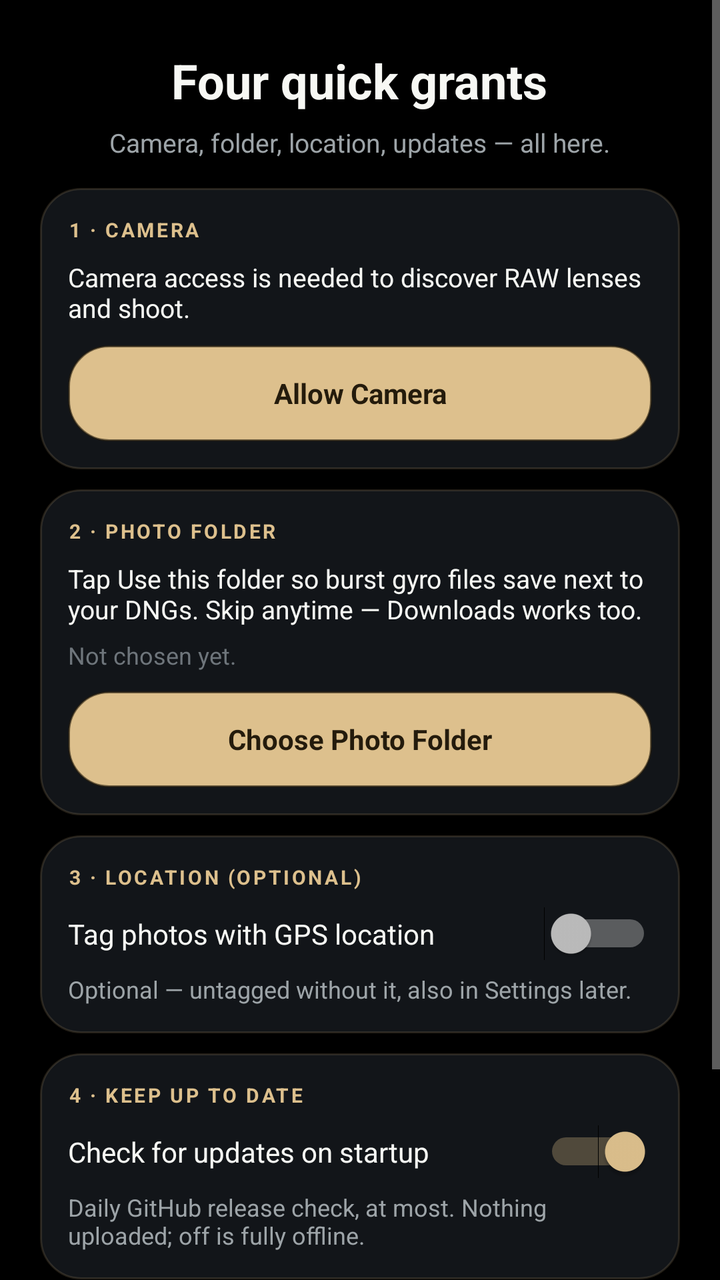
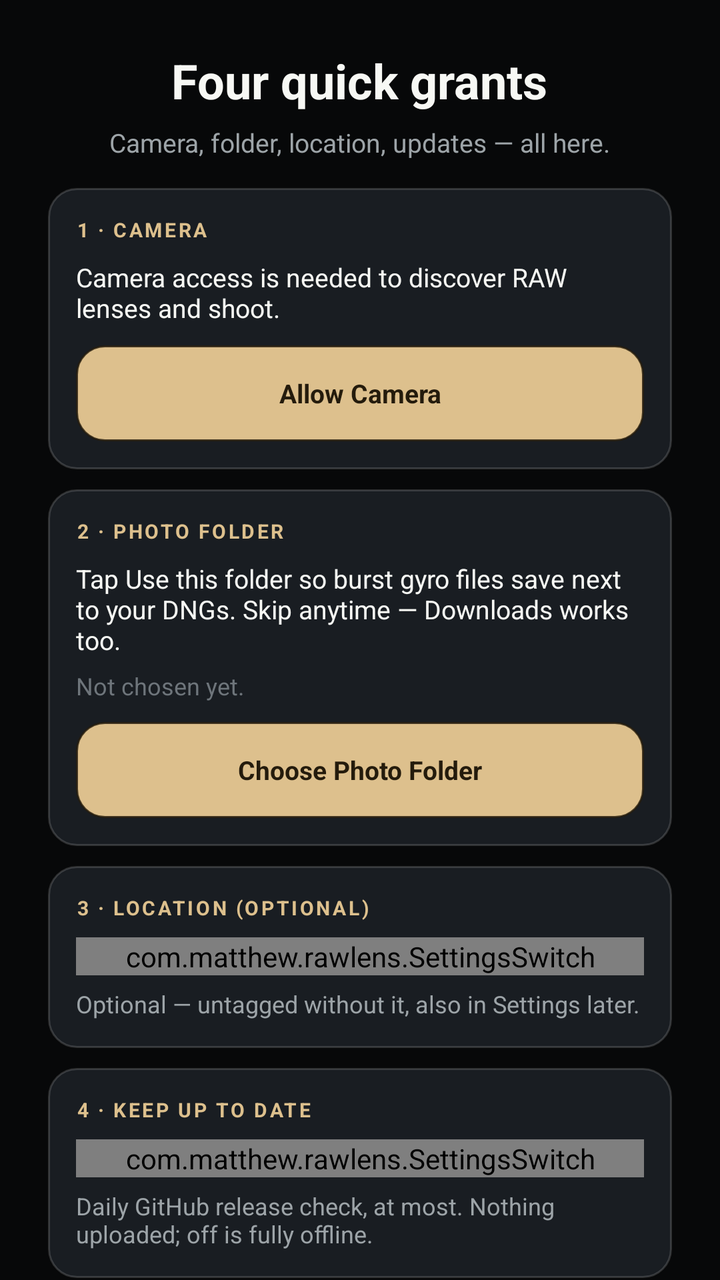

Compare the two renders of this Android layout. The source of the first and the diff that turns it into the second are given below.
<!-- AndroidManifest.xml: application theme Theme.RawLens -->
<!-- res/layout/activity_welcome_permissions.xml -->
<?xml version="1.0" encoding="utf-8"?>
<ScrollView xmlns:android="http://schemas.android.com/apk/res/android"
    android:layout_width="match_parent"
    android:layout_height="match_parent"
    android:background="@android:color/black"
    android:fillViewport="true">

    <LinearLayout
        android:layout_width="match_parent"
        android:layout_height="wrap_content"
        android:gravity="center"
        android:orientation="vertical"
        android:paddingStart="20dp"
        android:paddingEnd="20dp"
        android:paddingTop="24dp"
        android:paddingBottom="24dp">

        <TextView
            android:layout_width="wrap_content"
            android:layout_height="wrap_content"
            android:text="Four quick grants"
            android:textColor="@color/text_primary"
            android:textSize="24sp"
            android:textStyle="bold" />

        <TextView
            android:layout_width="wrap_content"
            android:layout_height="wrap_content"
            android:layout_marginTop="6dp"
            android:gravity="center"
            android:text="Camera, folder, location, updates — all here."
            android:textColor="@color/text_secondary"
            android:textSize="13sp" />

        
        <LinearLayout
            android:layout_width="match_parent"
            android:layout_height="wrap_content"
            android:layout_marginTop="14dp"
            android:background="@drawable/welcome_card"
            android:orientation="vertical"
            android:padding="14dp">

            <TextView
                android:layout_width="wrap_content"
                android:layout_height="wrap_content"
                android:letterSpacing="0.12"
                android:text="1 · CAMERA"
                android:textColor="@color/accent"
                android:textSize="10sp"
                android:textStyle="bold" />

            <TextView
                android:id="@+id/permCameraStatus"
                android:layout_width="match_parent"
                android:layout_height="wrap_content"
                android:layout_marginTop="8dp"
                android:text="Camera access is needed to discover RAW lenses and shoot."
                android:textColor="@color/text_primary"
                android:textSize="13sp" />

            <Button
                android:id="@+id/permCameraButton"
                android:layout_width="match_parent"
                android:layout_height="48dp"
                android:layout_marginTop="10dp"
                android:background="@drawable/welcome_cta"
                android:text="Allow Camera"
                android:textAllCaps="false"
                android:textColor="@color/accent_dark"
                android:textSize="14sp"
                android:textStyle="bold"
                android:minHeight="48dp" />
        </LinearLayout>

        
        <LinearLayout
            android:layout_width="match_parent"
            android:layout_height="wrap_content"
            android:layout_marginTop="10dp"
            android:background="@drawable/welcome_card"
            android:orientation="vertical"
            android:padding="14dp">

            <TextView
                android:layout_width="wrap_content"
                android:layout_height="wrap_content"
                android:letterSpacing="0.12"
                android:text="2 · PHOTO FOLDER"
                android:textColor="@color/accent"
                android:textSize="10sp"
                android:textStyle="bold" />

            <TextView
                android:layout_width="match_parent"
                android:layout_height="wrap_content"
                android:layout_marginTop="8dp"
                android:text="Tap Use this folder so burst gyro files save next to your DNGs. Skip anytime — Downloads works too."
                android:textColor="@color/text_primary"
                android:textSize="13sp" />

            <TextView
                android:id="@+id/permFolderStatus"
                android:layout_width="match_parent"
                android:layout_height="wrap_content"
                android:layout_marginTop="6dp"
                android:text="Not chosen yet."
                android:textColor="@color/text_muted"
                android:textSize="12sp" />

            <Button
                android:id="@+id/permFolderButton"
                android:layout_width="match_parent"
                android:layout_height="48dp"
                android:layout_marginTop="10dp"
                android:background="@drawable/welcome_cta"
                android:text="Choose Photo Folder"
                android:textAllCaps="false"
                android:textColor="@color/accent_dark"
                android:textSize="14sp"
                android:textStyle="bold"
                android:minHeight="48dp" />
        </LinearLayout>

        
        <LinearLayout
            android:layout_width="match_parent"
            android:layout_height="wrap_content"
            android:layout_marginTop="10dp"
            android:background="@drawable/welcome_card"
            android:orientation="vertical"
            android:padding="14dp">

            <TextView
                android:layout_width="wrap_content"
                android:layout_height="wrap_content"
                android:letterSpacing="0.12"
                android:text="3 · LOCATION (OPTIONAL)"
                android:textColor="@color/accent"
                android:textSize="10sp"
                android:textStyle="bold" />

            <Switch
                android:id="@+id/locationSwitch"
                android:layout_width="match_parent"
                android:layout_height="wrap_content"
                android:layout_marginTop="8dp"
                android:checked="false"
                android:text="Tag photos with GPS location"
                android:textColor="@color/text_primary"
                android:textSize="14sp" />

            <TextView
                android:layout_width="match_parent"
                android:layout_height="wrap_content"
                android:layout_marginTop="6dp"
                android:text="Optional — untagged without it, also in Settings later."
                android:textColor="@color/text_secondary"
                android:textSize="12sp" />
        </LinearLayout>

        
        <LinearLayout
            android:id="@+id/updateSection"
            android:layout_width="match_parent"
            android:layout_height="wrap_content"
            android:layout_marginTop="10dp"
            android:background="@drawable/welcome_card"
            android:orientation="vertical"
            android:padding="14dp">

            <TextView
                android:layout_width="wrap_content"
                android:layout_height="wrap_content"
                android:letterSpacing="0.12"
                android:text="4 · KEEP UP TO DATE"
                android:textColor="@color/accent"
                android:textSize="10sp"
                android:textStyle="bold" />

            <Switch
                android:id="@+id/updateSwitch"
                android:layout_width="match_parent"
                android:layout_height="wrap_content"
                android:layout_marginTop="8dp"
                android:checked="true"
                android:text="Check for updates on startup"
                android:textColor="@color/text_primary"
                android:textSize="14sp" />

            <TextView
                android:layout_width="match_parent"
                android:layout_height="wrap_content"
                android:layout_marginTop="6dp"
                android:text="Daily GitHub release check, at most. Nothing uploaded; off is fully offline."
                android:textColor="@color/text_secondary"
                android:textSize="12sp" />
        </LinearLayout>

        <Button
            android:id="@+id/permContinueButton"
            android:layout_width="match_parent"
            android:layout_height="52dp"
            android:layout_marginTop="12dp"
            android:background="@drawable/welcome_cta"
            android:text="Find My Lenses  →"
            android:textAllCaps="false"
            android:textColor="@color/accent_dark"
            android:textSize="16sp"
            android:textStyle="bold"
            android:minHeight="52dp" />

        <TextView
            android:id="@+id/permStatus"
            android:layout_width="260dp"
            android:layout_height="wrap_content"
            android:layout_marginTop="8dp"
            android:gravity="center"
            android:text="Next: lens discovery, then shoot. Photos stay in DCIM/RawLens."
            android:textColor="@color/text_muted"
            android:textSize="12sp" />
    </LinearLayout>
</ScrollView>
<!-- resources referenced by this layout -->
<resources>
  <color name="accent">#DDC08D</color>
  <color name="accent_dark">#241B0C</color>
  <color name="text_muted">#6E757B</color>
  <color name="text_primary">#F7F8F4</color>
  <color name="text_secondary">#9DA4A8</color>
  <!-- drawable welcome_card (drawable) -->
  <shape xmlns:android="http://schemas.android.com/apk/res/android" android:shape="rectangle">
      <solid android:color="#F214171B" />
      <stroke android:width="1dp" android:color="#28DDC08D" />
      <corners android:radius="20dp" />
  </shape>
  <!-- drawable welcome_cta (drawable) -->
  <shape xmlns:android="http://schemas.android.com/apk/res/android" android:shape="rectangle">
      <solid android:color="@color/accent" />
      <stroke android:width="1dp" android:color="#99241B0C" />
      <corners android:radius="20dp" />
  </shape>
  <color name="surface">#070809</color>
  <style name="ThemeOverlay.RawLens.Dialog" parent="android:style/Theme.Material.Dialog.Alert">
          <item name="android:windowBackground">@drawable/quick_panel</item>
          <item name="android:colorAccent">@color/accent</item>
          <item name="android:textColorPrimary">@color/text_primary</item>
          <item name="android:textColorSecondary">@color/text_secondary</item>
          <item name="android:buttonStyle">@style/Widget.RawLens.DialogButton</item>
      </style>
  <!-- drawable quick_panel (drawable) -->
  <shape xmlns:android="http://schemas.android.com/apk/res/android" android:shape="rectangle">
      <solid android:color="#F514171B" />
      <stroke android:width="1dp" android:color="#30FFFFFF" />
      <corners android:radius="20dp" />
      <padding android:left="12dp" android:top="12dp" android:right="12dp" android:bottom="12dp" />
  </shape>
  <style name="Widget.RawLens.DialogButton" parent="@android:style/Widget.Material.Button">
          <item name="android:background">@drawable/control_chip</item>
          <item name="android:textColor">@color/text_primary</item>
          <item name="android:textSize">13sp</item>
          <item name="android:minHeight">48dp</item>
          <item name="android:minWidth">96dp</item>
          <item name="android:paddingStart">20dp</item>
          <item name="android:paddingEnd">20dp</item>
      </style>
  <!-- unchanged entries left out for length: 2 -->
</resources>

<!-- the commit's change to res/layout/activity_welcome_permissions.xml (unified diff, before → after) -->
@@ -2,16 +2,18 @@
 <ScrollView xmlns:android="http://schemas.android.com/apk/res/android"
     android:layout_width="match_parent"
     android:layout_height="match_parent"
-    android:background="@android:color/black"
-    android:fillViewport="true">
+    android:background="@color/surface"
+    android:fillViewport="true"
+    android:scrollbars="none"
+    android:scrollIndicators="none">
 
     <LinearLayout
         android:layout_width="match_parent"
         android:layout_height="wrap_content"
         android:gravity="center"
         android:orientation="vertical"
-        android:paddingStart="20dp"
-        android:paddingEnd="20dp"
+        android:paddingStart="24dp"
+        android:paddingEnd="24dp"
         android:paddingTop="24dp"
         android:paddingBottom="24dp">
 
@@ -59,16 +61,16 @@
                 android:textColor="@color/text_primary"
                 android:textSize="13sp" />
 
-            <Button
+            <Button style="@style/Widget.RawLens.WelcomeAction"
                 android:id="@+id/permCameraButton"
                 android:layout_width="match_parent"
                 android:layout_height="48dp"
                 android:layout_marginTop="10dp"
-                android:background="@drawable/welcome_cta"
+                android:background="@drawable/quick_control_active"
                 android:text="Allow Camera"
                 android:textAllCaps="false"
                 android:textColor="@color/accent_dark"
-                android:textSize="14sp"
+                android:textSize="13sp"
                 android:textStyle="bold"
                 android:minHeight="48dp" />
         </LinearLayout>
@@ -108,16 +110,16 @@
                 android:textColor="@color/text_muted"
                 android:textSize="12sp" />
 
-            <Button
+            <Button style="@style/Widget.RawLens.WelcomeAction"
                 android:id="@+id/permFolderButton"
                 android:layout_width="match_parent"
                 android:layout_height="48dp"
                 android:layout_marginTop="10dp"
-                android:background="@drawable/welcome_cta"
+                android:background="@drawable/quick_control_active"
                 android:text="Choose Photo Folder"
                 android:textAllCaps="false"
                 android:textColor="@color/accent_dark"
-                android:textSize="14sp"
+                android:textSize="13sp"
                 android:textStyle="bold"
                 android:minHeight="48dp" />
         </LinearLayout>
@@ -140,13 +142,13 @@
                 android:textSize="10sp"
                 android:textStyle="bold" />
 
-            <Switch
+            <com.matthew.rawlens.SettingsSwitch
                 android:id="@+id/locationSwitch"
                 android:layout_width="match_parent"
                 android:layout_height="wrap_content"
                 android:layout_marginTop="8dp"
                 android:checked="false"
-                android:text="Tag photos with GPS location"
+                android:text="Tag photos and MP4 videos with GPS location"
                 android:textColor="@color/text_primary"
                 android:textSize="14sp" />
 
@@ -178,7 +180,7 @@
                 android:textSize="10sp"
                 android:textStyle="bold" />
 
-            <Switch
+            <com.matthew.rawlens.SettingsSwitch
                 android:id="@+id/updateSwitch"
                 android:layout_width="match_parent"
                 android:layout_height="wrap_content"
@@ -197,18 +199,18 @@
                 android:textSize="12sp" />
         </LinearLayout>
 
-        <Button
+        <Button style="@style/Widget.RawLens.WelcomeAction"
             android:id="@+id/permContinueButton"
             android:layout_width="match_parent"
-            android:layout_height="52dp"
+            android:layout_height="48dp"
             android:layout_marginTop="12dp"
-            android:background="@drawable/welcome_cta"
+            android:background="@drawable/quick_control_active"
             android:text="Find My Lenses  →"
             android:textAllCaps="false"
             android:textColor="@color/accent_dark"
-            android:textSize="16sp"
+            android:textSize="13sp"
             android:textStyle="bold"
-            android:minHeight="52dp" />
+            android:minHeight="48dp" />
 
         <TextView
             android:id="@+id/permStatus"
<!-- resource entries referenced after the edit -->
@@ -5,26 +5,47 @@
   <color name="text_muted">#6E757B</color>
   <color name="text_primary">#F7F8F4</color>
   <color name="text_secondary">#9DA4A8</color>
+  <!-- drawable quick_control_active (drawable) -->
+  <ripple xmlns:android="http://schemas.android.com/apk/res/android" android:color="#33241B0C">
+      <item android:drawable="@drawable/control_chip_active" />
+  </ripple>
   <!-- drawable welcome_card (drawable) -->
   <shape xmlns:android="http://schemas.android.com/apk/res/android" android:shape="rectangle">
-      <solid android:color="#F214171B" />
-      <stroke android:width="1dp" android:color="#28DDC08D" />
-      <corners android:radius="20dp" />
+      <solid android:color="@color/panel_raised" />
+      <stroke android:width="1dp" android:color="@color/outline" />
+      <corners android:radius="14dp" />
   </shape>
-  <!-- drawable welcome_cta (drawable) -->
+  <style name="Widget.RawLens.WelcomeAction" parent="Widget.RawLens.DialogButton">
+          <item name="android:background">@drawable/quick_control_active</item>
+          <item name="android:textColor">@color/accent_dark</item>
+          <item name="android:textAllCaps">false</item>
+          <item name="android:gravity">center</item>
+          <item name="android:stateListAnimator">@null</item>
+      </style>
+  <!-- drawable control_chip_active (drawable) -->
   <shape xmlns:android="http://schemas.android.com/apk/res/android" android:shape="rectangle">
       <solid android:color="@color/accent" />
-      <stroke android:width="1dp" android:color="#99241B0C" />
-      <corners android:radius="20dp" />
+      <stroke android:width="1dp" android:color="#CC241B0C" />
+      <corners android:radius="14dp" />
   </shape>
+  <color name="panel_raised">#F51B1F24</color>
+  <color name="outline">#29FFFFFF</color>
   <color name="surface">#070809</color>
   <style name="ThemeOverlay.RawLens.Dialog" parent="android:style/Theme.Material.Dialog.Alert">
           <item name="android:windowBackground">@drawable/quick_panel</item>
+          <item name="android:windowAnimationStyle">@style/Animation.RawLens.Dialog</item>
           <item name="android:colorAccent">@color/accent</item>
           <item name="android:textColorPrimary">@color/text_primary</item>
           <item name="android:textColorSecondary">@color/text_secondary</item>
           <item name="android:buttonStyle">@style/Widget.RawLens.DialogButton</item>
+          <item name="android:buttonBarButtonStyle">@style/Widget.RawLens.DialogButton</item>
+          <item name="android:editTextColor">@color/text_primary</item>
+          <item name="android:textColorHint">@color/text_secondary</item>
       </style>
+  <!-- drawable quick_control (drawable) -->
+  <ripple xmlns:android="http://schemas.android.com/apk/res/android" android:color="@color/accent_soft">
+      <item android:drawable="@drawable/control_chip" />
+  </ripple>
   <!-- drawable quick_panel (drawable) -->
   <shape xmlns:android="http://schemas.android.com/apk/res/android" android:shape="rectangle">
       <solid android:color="#F514171B" />
@@ -32,8 +53,13 @@
       <corners android:radius="20dp" />
       <padding android:left="12dp" android:top="12dp" android:right="12dp" android:bottom="12dp" />
   </shape>
+  <style name="Animation.RawLens.Dialog" parent="@android:style/Animation.Dialog">
+          <item name="android:windowEnterAnimation">@anim/dialog_enter</item>
+          <item name="android:windowExitAnimation">@anim/dialog_exit</item>
+      </style>
+  <color name="accent_soft">#1ADDC08D</color>
   <style name="Widget.RawLens.DialogButton" parent="@android:style/Widget.Material.Button">
-          <item name="android:background">@drawable/control_chip</item>
+          <item name="android:background">@drawable/quick_control</item>
           <item name="android:textColor">@color/text_primary</item>
           <item name="android:textSize">13sp</item>
           <item name="android:minHeight">48dp</item>
